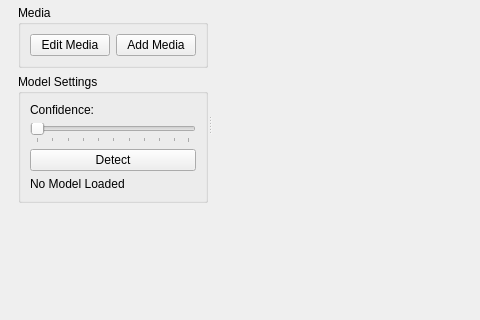
Qt form src/core/mainwindow.ui (OceanEye-Project/OceanEye-QT) before a commit; both pictures show x 0 to 480 and y 149 to 469 of the 800 by 856 pixel window.
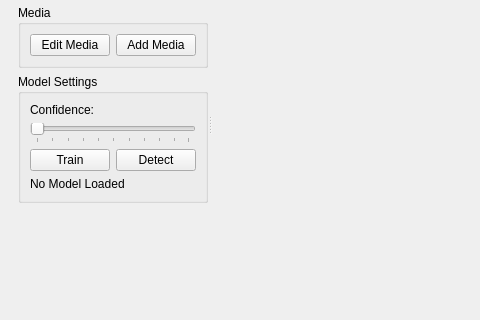
The same form after that commit.

```diff
--- a/src/core/mainwindow.ui
+++ b/src/core/mainwindow.ui
@@ -182,6 +182,13 @@
                   </item>
                   <item>
                    <layout class="QHBoxLayout" name="horizontalLayout_3">
+                    <item>
+                     <widget class="QPushButton" name="trainBtn">
+                      <property name="text">
+                       <string>Train</string>
+                      </property>
+                     </widget>
+                    </item>
                     <item>
                      <widget class="QPushButton" name="detectBtn">
                       <property name="text">
```
